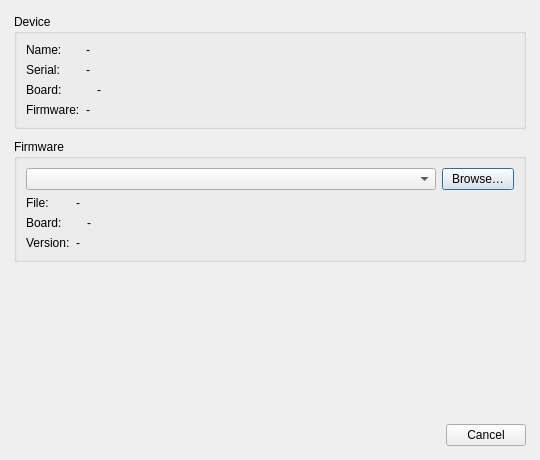
The window that src/dialogs/flashconfirmationdialog.ui (anpeaco/FreeJoyXConfiguratorQt) describes before a commit, drawn with Qt 5.
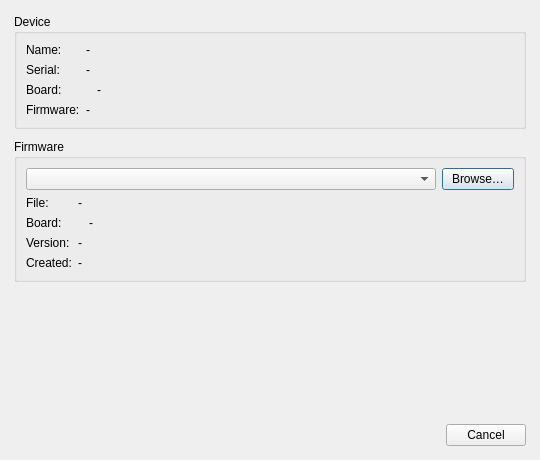
The same window after the commit.

Commit message:
Upgrade picker: show the firmware file's creation date
Add a "Created:" row to the Selected-firmware card so the user can gauge how
fresh a build / download is at pick time. Sourced from QFileInfo::birthTime()
(falls back to lastModified() on filesystems without a birth time) on the
resolved image's path, formatted in the system locale's short form. Reset to
"-" when no firmware is resolved. Column tag registered with the others so the
Device/Target panes stay aligned.

What changed in the file:
```diff
--- a/src/dialogs/flashconfirmationdialog.ui
+++ b/src/dialogs/flashconfirmationdialog.ui
@@ -132,6 +132,14 @@
         <item row="2" column="1">
          <widget class="QLabel" name="label_TargetFw"><property name="text"><string notr="true">-</string></property></widget>
         </item>
+        <item row="3" column="0">
+         <widget class="QLabel" name="label_TargetDateTag">
+          <property name="text"><string>Created:</string></property>
+         </widget>
+        </item>
+        <item row="3" column="1">
+         <widget class="QLabel" name="label_TargetDate"><property name="text"><string notr="true">-</string></property></widget>
+        </item>
        </layout>
       </item>
      </layout>
```
The commit also changes 2 other files.
